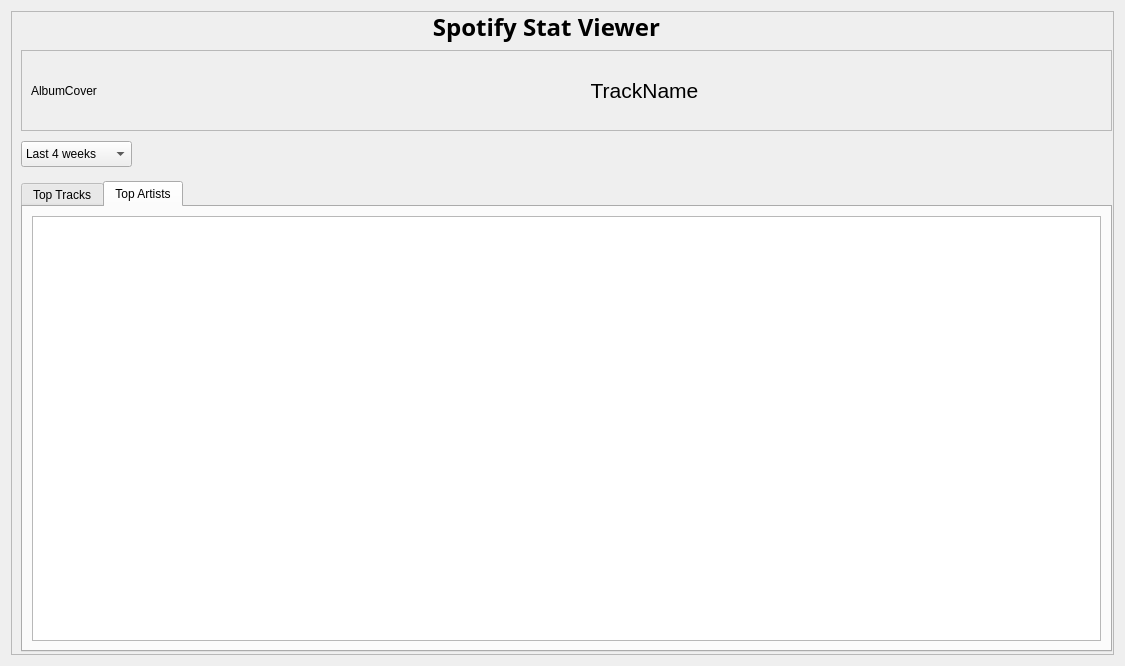
The window that stats.ui (ameeradas12/Spotify-Stat-Checker) describes before a commit, drawn with Qt 5.
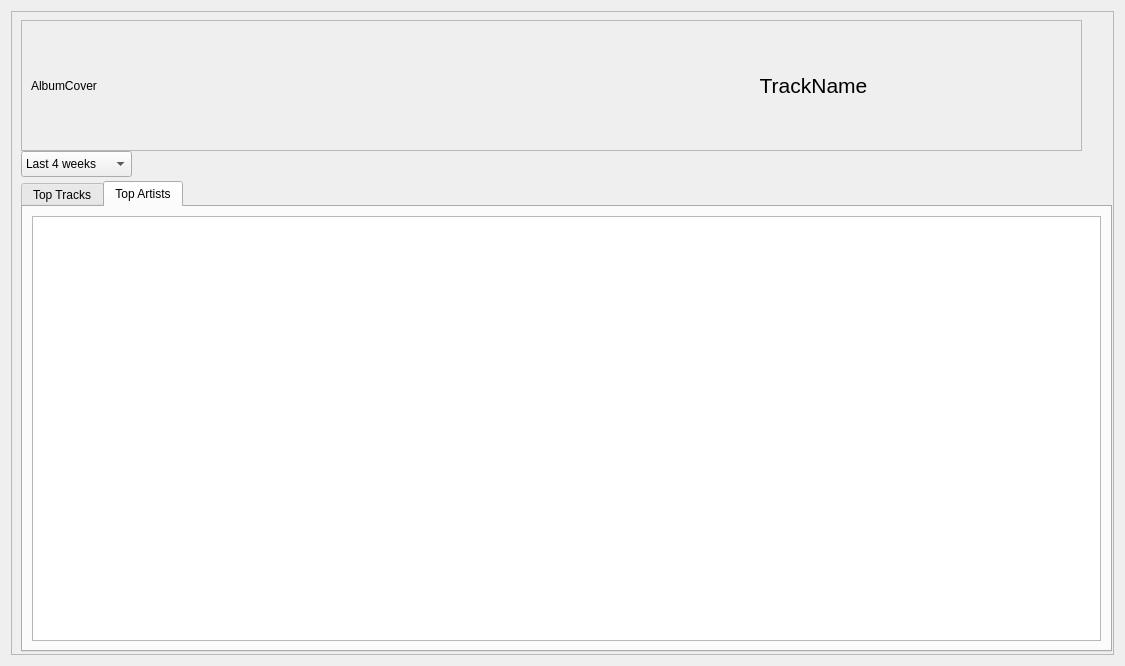
The same window after the commit.

Commit message: Auto-refresh currently playing card and fix album cover cropping

```diff
--- a/stats.ui
+++ b/stats.ui
@@ -22,42 +22,13 @@
      <property name="frameShadow">
       <enum>QFrame::Shadow::Raised</enum>
      </property>
-     <widget class="QLabel" name="label">
-      <property name="geometry">
-       <rect>
-        <x>380</x>
-        <y>0</y>
-        <width>311</width>
-        <height>31</height>
-       </rect>
-      </property>
-      <property name="font">
-       <font>
-        <family>Segoe UI Black</family>
-        <pointsize>18</pointsize>
-        <bold>true</bold>
-       </font>
-      </property>
-      <property name="text">
-       <string>Spotify Stat Viewer</string>
-      </property>
-      <property name="textFormat">
-       <enum>Qt::TextFormat::AutoText</enum>
-      </property>
-      <property name="scaledContents">
-       <bool>false</bool>
-      </property>
-      <property name="alignment">
-       <set>Qt::AlignmentFlag::AlignCenter</set>
-      </property>
-     </widget>
      <widget class="QFrame" name="CurrentSongFrame">
       <property name="geometry">
        <rect>
         <x>10</x>
-        <y>39</y>
-        <width>1091</width>
-        <height>81</height>
+        <y>9</y>
+        <width>1061</width>
+        <height>131</height>
        </rect>
       </property>
       <property name="frameShape">
@@ -69,12 +40,6 @@
       <layout class="QHBoxLayout" name="horizontalLayout">
        <item>
         <widget class="QLabel" name="albumCover">
-         <property name="maximumSize">
-          <size>
-           <width>150</width>
-           <height>150</height>
-          </size>
-         </property>
          <property name="text">
           <string>AlbumCover</string>
          </property>
@@ -137,7 +102,7 @@
       <property name="geometry">
        <rect>
         <x>10</x>
-        <y>130</y>
+        <y>140</y>
         <width>111</width>
         <height>26</height>
        </rect>
```
The commit also changes 1 other file.
